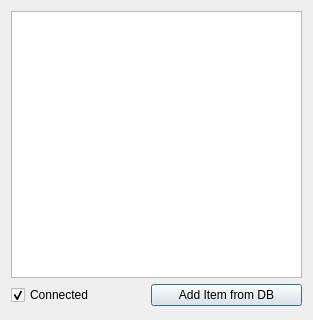
Old version of the form observerdialog.ui in the repository RauchendeKanonen/qcanobserver.
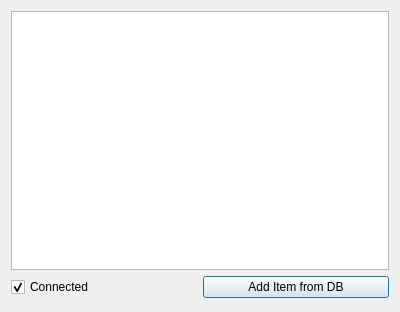
New version of the form.

What changed in the file:
```diff
--- a/observerdialog.ui
+++ b/observerdialog.ui
@@ -6,10 +6,16 @@
    <rect>
     <x>0</x>
     <y>0</y>
-    <width>313</width>
-    <height>320</height>
+    <width>400</width>
+    <height>312</height>
    </rect>
   </property>
+  <property name="minimumSize">
+   <size>
+    <width>400</width>
+    <height>312</height>
+   </size>
+  </property>
   <property name="windowTitle">
    <string>Dialog</string>
   </property>
```
